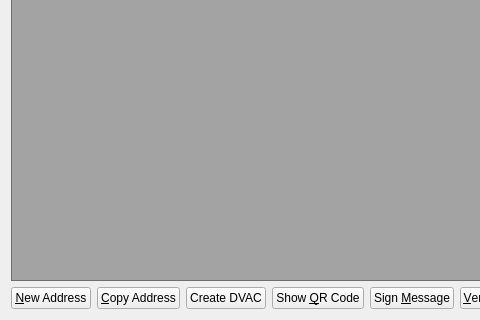
Qt form src/qt/forms/addressbookpage.ui (CryptoCoderz/Espers) before a commit; both pictures show x 0 to 480 and y 380 to 700 of the 1200 by 700 pixel window.
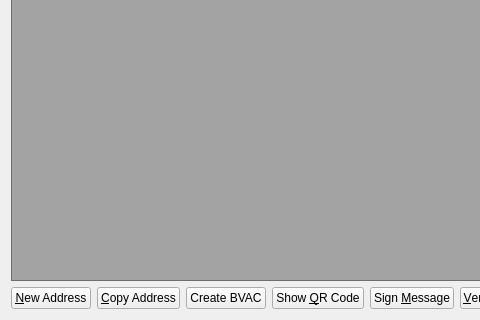
The same form after that commit.

```diff
--- a/src/qt/forms/addressbookpage.ui
+++ b/src/qt/forms/addressbookpage.ui
@@ -108,7 +108,7 @@
      <item>
       <widget class="QPushButton" name="showDVACencode">
        <property name="text">
-        <string>Create DVAC</string>
+        <string>Create BVAC</string>
        </property>
       </widget>
      </item>
```
Left out of the diff: 2 changed lines with no effect on the pictures.
